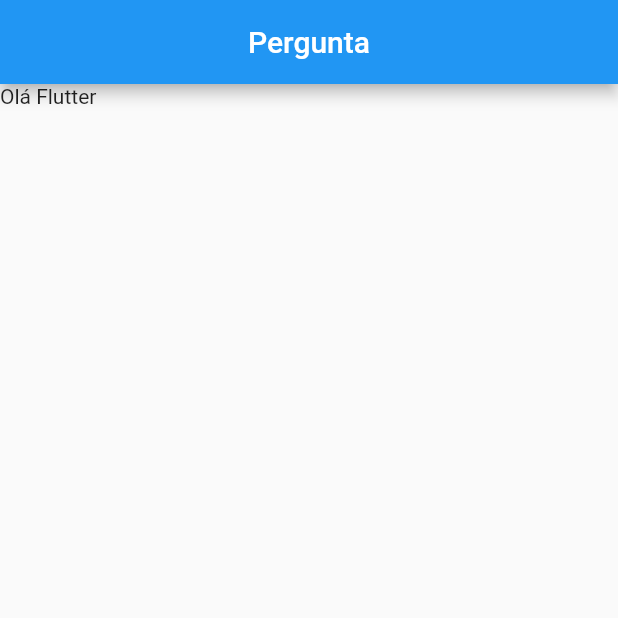
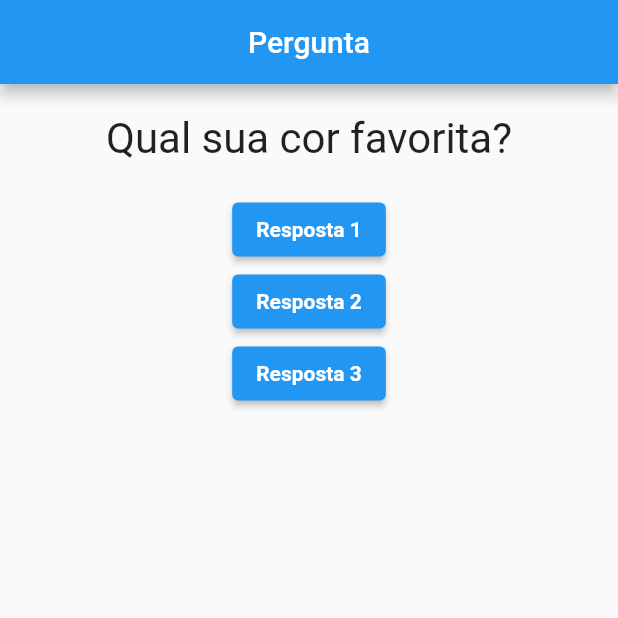
Before and after one commit to AdrielSantoss/Cam-Location, a Flutter app: the screen it shows after launch, on a phone screen of 412 x 824 dp, the top half of it. Run offline on Flutter 3.47's test engine with Material 2 defaults, Android fonts, the light colour scheme and no system bars.

Commit message:
Adiciona widgets em main.dart

```diff
--- a/lib/main.dart
+++ b/lib/main.dart
@@ -1,12 +1,25 @@
+// ignore_for_file: avoid_print
+
 import 'package:flutter/cupertino.dart';
 import 'package:flutter/material.dart';
+import 'package:procjet/questao.dart';
+import 'package:procjet/resposta.dart';
 
 main() {
   runApp(const PerguntaApp());
 }
 
-class PerguntaApp extends StatelessWidget {
-  const PerguntaApp({Key? key}) : super(key: key);
+class PerguntaAppState extends State<PerguntaApp>  {
+  var perguntaSelecionada = 0;
+  final perguntas = [
+    'Qual sua cor favorita?',
+    'Qual é o seu animal favorito?'
+  ];
+
+  void responder() {
+    setState(() => perguntaSelecionada++);
+  }
+
     @override
     Widget build(BuildContext context) {
       return MaterialApp(
@@ -15,8 +28,24 @@ class PerguntaApp extends StatelessWidget {
             title: const Text('Pergunta'),
             centerTitle: true,
           ),
-        body: const Text('Olá Flutter'),
+          body: Column(
+            children: [
+                Questao(texto: perguntas[perguntaSelecionada]),
+                 Reposta(texto: 'Resposta 1', responder:responder),
+                 Reposta(texto: 'Resposta 2', responder:responder),
+                 Reposta(texto: 'Resposta 3', responder:responder),
+            ],
+          )
         )
       );
     }
 }
+
+class PerguntaApp extends StatefulWidget {
+  const PerguntaApp({Key? key}) : super(key: key);
+
+  @override
+  PerguntaAppState createState() {
+    return PerguntaAppState();
+  }
+}
```
Lines whose indentation alone changed are shown as unchanged.
